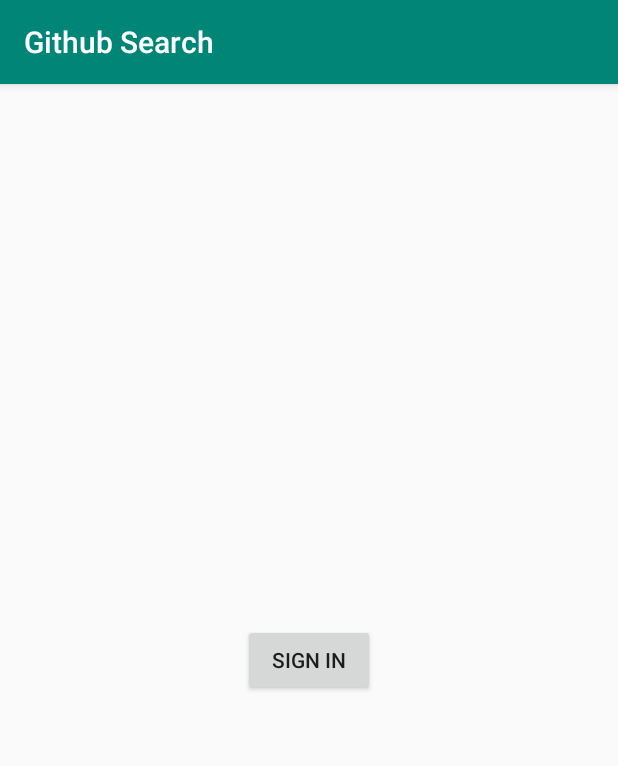
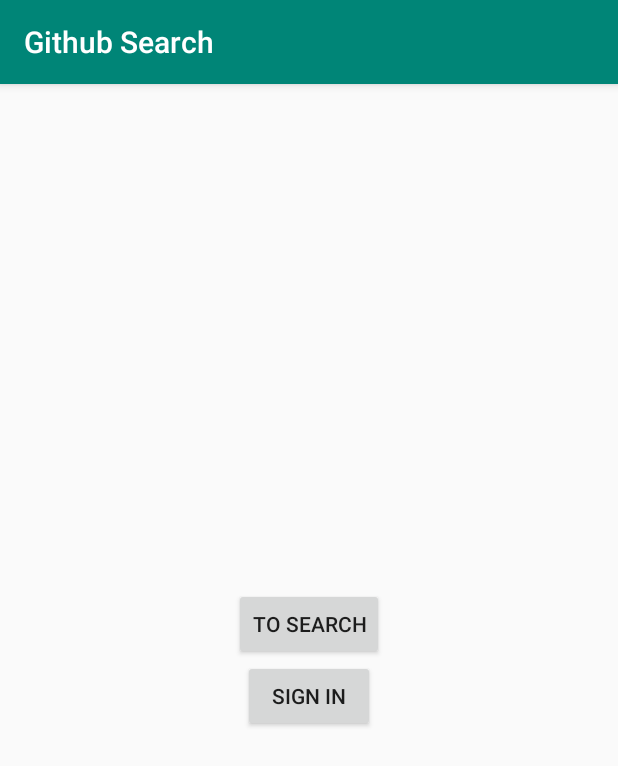
Before and after one commit to salonkasoli/github-search, an Android app: the screen it shows after launch (MainActivity), on a phone screen of 412 x 824 dp. Shown: the top 766 px of the screen. Run offline under Robolectric (Android 15) with nearby library versions, the phone set to English and light mode, and no system bars.

Commit message:
add search activity with recyclerview

```diff
--- a/app/build.gradle
+++ b/app/build.gradle
@@ -27,6 +27,7 @@ dependencies {
     implementation"org.jetbrains.kotlin:kotlin-stdlib-jdk7:$kotlin_version"
     implementation 'androidx.appcompat:appcompat:1.0.2'
     implementation 'androidx.constraintlayout:constraintlayout:1.1.3'
+    implementation 'androidx.recyclerview:recyclerview:1.0.0'
 
     implementation 'com.squareup.retrofit2:retrofit:2.5.0'
     implementation "com.squareup.retrofit2:adapter-rxjava2:2.5.0"
--- a/app/src/main/AndroidManifest.xml
+++ b/app/src/main/AndroidManifest.xml
@@ -20,6 +20,7 @@
             </intent-filter>
         </activity>
         <activity android:name=".signin.SignInActivity"/>
+        <activity android:name=".search.SearchActivity"/>
     </application>
 
 </manifest>
--- a/app/src/main/java/com/github/salonkasoli/githubsearch/core/MainActivity.kt
+++ b/app/src/main/java/com/github/salonkasoli/githubsearch/core/MainActivity.kt
@@ -5,6 +5,7 @@ import androidx.appcompat.app.AppCompatActivity
 import android.os.Bundle
 import android.widget.Button
 import com.github.salonkasoli.githubsearch.R
+import com.github.salonkasoli.githubsearch.search.SearchActivity
 import com.github.salonkasoli.githubsearch.signin.SignInActivity
 
 class MainActivity : AppCompatActivity() {
@@ -15,5 +16,8 @@ class MainActivity : AppCompatActivity() {
         findViewById<Button>(R.id.sign_in_button).setOnClickListener {
             startActivity(Intent(this, SignInActivity::class.java))
         }
+        findViewById<Button>(R.id.search_button).setOnClickListener {
+            startActivity(Intent(this, SearchActivity::class.java))
+        }
     }
 }
--- /dev/null
+++ b/app/src/main/java/com/github/salonkasoli/githubsearch/search/model/GithubRepo.kt
@@ -0,0 +1,5 @@
+package com.github.salonkasoli.githubsearch.search.model
+
+data class GithubRepo(
+    val name: String
+)
--- a/app/src/main/res/layout/activity_main.xml
+++ b/app/src/main/res/layout/activity_main.xml
@@ -1,20 +1,23 @@
 <?xml version="1.0" encoding="utf-8"?>
-<androidx.constraintlayout.widget.ConstraintLayout
+<LinearLayout
         xmlns:android="http://schemas.android.com/apk/res/android"
         xmlns:tools="http://schemas.android.com/tools"
-        xmlns:app="http://schemas.android.com/apk/res-auto"
         android:layout_width="match_parent"
         android:layout_height="match_parent"
+        android:orientation="vertical"
+        android:gravity="center"
         tools:context=".core.MainActivity">
+
+    <Button
+            android:id="@+id/search_button"
+            android:text="TO SEARCH"
+            android:layout_width="wrap_content"
+            android:layout_height="wrap_content"/>
 
     <Button
             android:id="@+id/sign_in_button"
             android:layout_width="wrap_content"
             android:layout_height="wrap_content"
-            android:text="SIGN IN"
-            app:layout_constraintBottom_toBottomOf="parent"
-            app:layout_constraintLeft_toLeftOf="parent"
-            app:layout_constraintRight_toRightOf="parent"
-            app:layout_constraintTop_toTopOf="parent"/>
+            android:text="SIGN IN"/>
 
-</androidx.constraintlayout.widget.ConstraintLayout>
+</LinearLayout>
```
Also changed, not shown: app/src/main/java/com/github/salonkasoli/githubsearch/search/SearchActivity.kt (added, +26 -0 lines), app/src/main/java/com/github/salonkasoli/githubsearch/search/rv/ReposListAdapter.kt (added, +33 -0 lines), app/src/main/res/layout/activity_search.xml (added, +15 -0 lines), app/src/main/res/layout/search_item.xml (added, +13 -0 lines).
